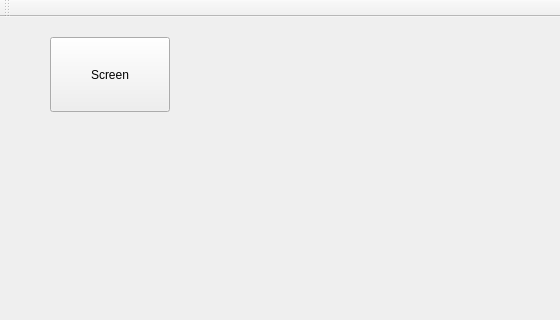
This is mainwindow.ui in ICEDustpan/AVD-Qt-Tool as Qt 5 draws it before an edit; both pictures show x 0 to 560 and y 0 to 320 of the 800 by 480 pixel window. The edited form follows.
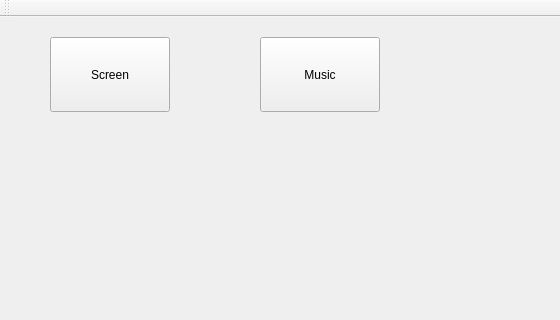
This is the edited form.

Commit message: 1: New music function 2: This function is realized byLinux cammand

Diff of the .ui file:
```diff
--- a/mainwindow.ui
+++ b/mainwindow.ui
@@ -27,6 +27,19 @@
      <string>Screen</string>
     </property>
    </widget>
+   <widget class="QPushButton" name="bt_music">
+    <property name="geometry">
+     <rect>
+      <x>260</x>
+      <y>20</y>
+      <width>120</width>
+      <height>75</height>
+     </rect>
+    </property>
+    <property name="text">
+     <string>Music</string>
+    </property>
+   </widget>
   </widget>
   <widget class="QMenuBar" name="menuBar">
    <property name="geometry">
```
The commit also changes 3 other files.
